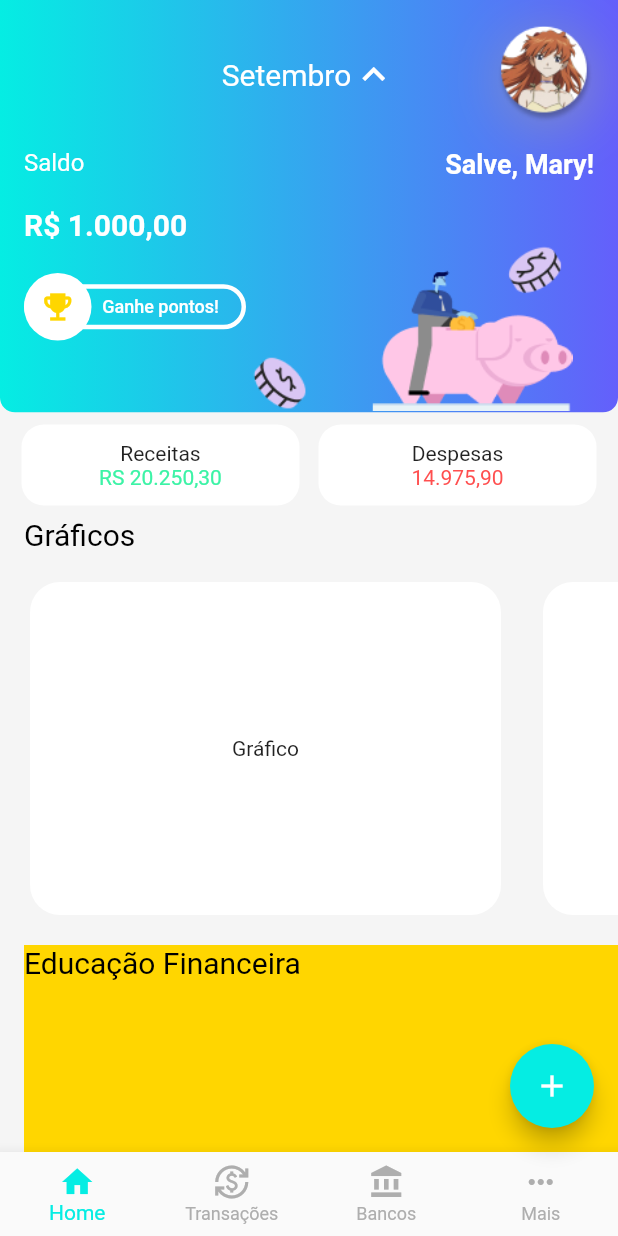
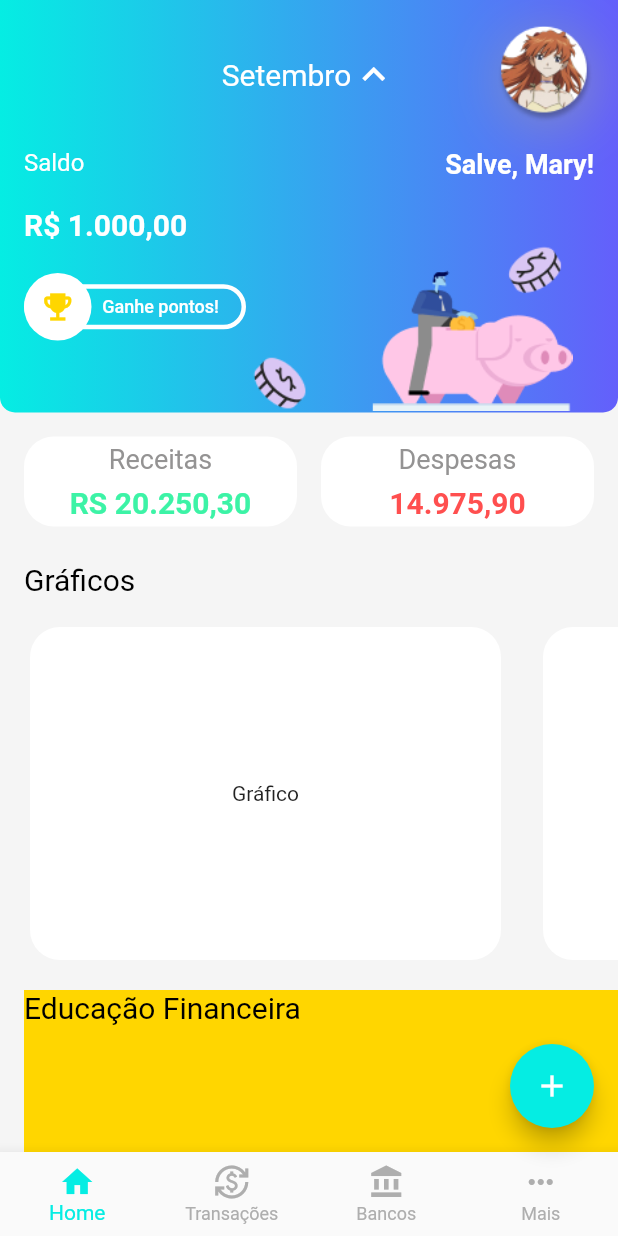
Before and after one commit to proz-tecnologia/PIT01GP09, a Flutter app: the screen it shows after launch, on a phone screen of 412 x 824 dp. Run offline on Flutter 3.47's test engine with Material 2 defaults, Android fonts, the phone set to English and light mode, and no system bars; our stand-ins replace google_fonts.

Commit message:
removidos os mediaquerys, ajustados os espaçamentos, uso do widget expanded e sizedbox

```diff
--- a/lib/presentation/home/widgets/card_financial_statement_widget.dart
+++ b/lib/presentation/home/widgets/card_financial_statement_widget.dart
@@ -15,55 +15,71 @@ class _CardFinancialStatementWidgetState
     extends State<CardFinancialStatementWidget> {
   @override
   Widget build(BuildContext context) {
-    return Container(
-      width: MediaQuery.of(context).size.width,
-      height: 70,
-      color: AppColors.graySuperLight,
-      // child: const Text(Strings.titleGraphics),
-      child: Padding(
-        padding: const EdgeInsets.all(8.0),
-        child: Row(
-          mainAxisAlignment: MainAxisAlignment.spaceAround,
-          crossAxisAlignment: CrossAxisAlignment.center,
-          children: [
-            Container(
-              width: MediaQuery.of(context).size.width * 0.45,
+    return Padding(
+      padding: const EdgeInsets.only(left: 16, top: 16, right: 16, bottom: 24),
+      child: Row(
+        mainAxisAlignment: MainAxisAlignment.spaceAround,
+        crossAxisAlignment: CrossAxisAlignment.center,
+        children: [
+          Expanded(
+            child: Container(
+              height: 60,
               decoration: BoxDecoration(
                   color: AppColors.whiteSnow,
-                  borderRadius: BorderRadius.circular(15)),
+                  borderRadius: BorderRadius.circular(20)),
               child: Column(
                 mainAxisAlignment: MainAxisAlignment.center,
                 children: const [
-                  Text(Strings.income),
+                  Text(
+                    Strings.income,
+                    style: TextStyle(
+                      color: AppColors.grayDark,
+                      fontSize: 18,
+                    ),
+                  ),
+                  SizedBox(height: 7),
                   Text(
                     'RS 20.250,30',
                     style: TextStyle(
                       color: AppColors.greenVibrant,
+                      fontSize: 20,
+                      fontWeight: FontWeight.w600,
                     ),
                   ),
                 ],
               ),
             ),
-            Container(
-              width: MediaQuery.of(context).size.width * 0.45,
+          ),
+          const SizedBox(width: 16),
+          Expanded(
+            child: Container(
+              height: 60,
               decoration: BoxDecoration(
                   color: AppColors.whiteSnow,
-                  borderRadius: BorderRadius.circular(15)),
+                  borderRadius: BorderRadius.circular(20)),
               child: Column(
                 mainAxisAlignment: MainAxisAlignment.center,
                 children: const [
-                  Text(Strings.expenses),
+                  Text(
+                    Strings.expenses,
+                    style: TextStyle(
+                      color: AppColors.grayDark,
+                      fontSize: 18,
+                    ),
+                  ),
+                  SizedBox(height: 7),
                   Text(
                     '14.975,90',
                     style: TextStyle(
-                      color: AppColors.redWine,
-                    ),
+                        color: AppColors.redWine,
+                        fontSize: 20,
+                        fontWeight: FontWeight.w600),
                   ),
                 ],
               ),
             ),
-          ],
-        ),
+          ),
+        ],
       ),
     );
   }
```
